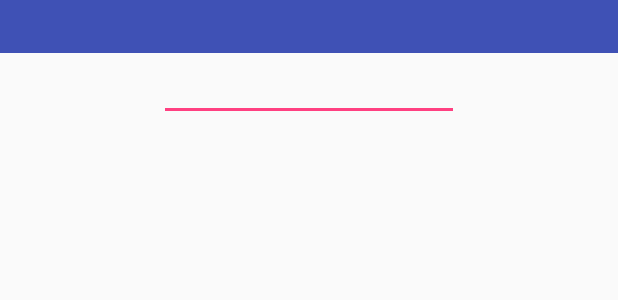
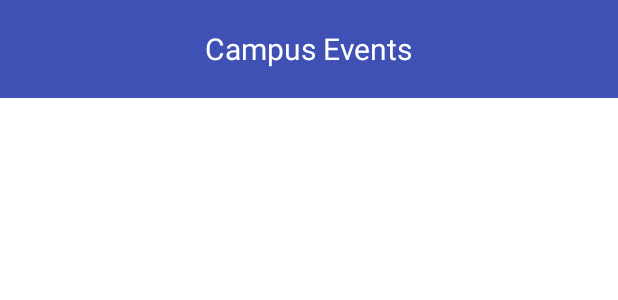
Before and after one commit to NeonNeom/HackNcProject, an Android app: the layout content_main.xml on its own in the app's theme, with its tools: preview values and no code run, on a phone screen of 412 x 824 dp. Shown: the top 300 px of the screen. Run offline under Robolectric (Android 15) with nearby library versions, the phone set to English and light mode, and no system bars.

Commit message:
Third Commit

```diff
--- a/app/src/main/res/layout/content_main.xml
+++ b/app/src/main/res/layout/content_main.xml
@@ -5,14 +5,28 @@
     android:layout_width="match_parent"
     android:layout_height="match_parent"
     android:orientation="vertical"
+    android:id="@+id/keyLayout"
+    android:background="@color/white"
     app:layout_behavior="@string/appbar_scrolling_view_behavior"
     tools:context="com.example.deandre.hackncapp.MainActivity"
     tools:showIn="@layout/app_bar_main">
 
     <LinearLayout
         android:layout_width="match_parent"
-        android:layout_height="35dp"
-        android:background="@color/colorPrimary"/>
+        android:layout_height="65dp"
+        android:gravity="center"
+        android:background="@color/colorPrimary">
+
+        <TextView
+            android:id="@+id/textView2"
+            android:layout_width="wrap_content"
+            android:layout_height="match_parent"
+            android:gravity="center_vertical"
+            android:text="Campus Events"
+            android:textColor="@color/white"
+            android:textSize="20sp" />
+    </LinearLayout>
+
     <RelativeLayout
         android:layout_width="match_parent"
         android:layout_height="wrap_content"
@@ -21,6 +35,7 @@
         <EditText
             android:id="@+id/editText"
             android:layout_width="200dp"
+            android:visibility="invisible"
             android:layout_height="wrap_content"
             android:layout_alignParentTop="true"
             android:layout_centerHorizontal="true" />
@@ -28,6 +43,7 @@
     </RelativeLayout>
 
     <ListView
+        android:layout_marginTop="15dp"
         android:layout_width="match_parent"
         android:layout_height="wrap_content"
         android:id="@+id/listV">
--- a/app/src/main/res/values/colors.xml
+++ b/app/src/main/res/values/colors.xml
@@ -3,4 +3,5 @@
     <color name="colorPrimary">#3F51B5</color>
     <color name="colorPrimaryDark">#303F9F</color>
     <color name="colorAccent">#FF4081</color>
+    <color name="white">#fff</color>
 </resources>
```
Also changed, not shown: app/src/main/java/com/example/deandre/hackncapp/CustomListAdapter.java (+20 -0 lines), app/src/main/java/com/example/deandre/hackncapp/EventObject.java (+19 -1 lines), app/src/main/java/com/example/deandre/hackncapp/MainActivity.java (+89 -5 lines), app/src/main/res/layout/app_bar_main.xml (+7 -4 lines), app/src/main/res/layout/list_layout.xml (+31 -12 lines), app/src/main/res/drawable/send.png (added).
